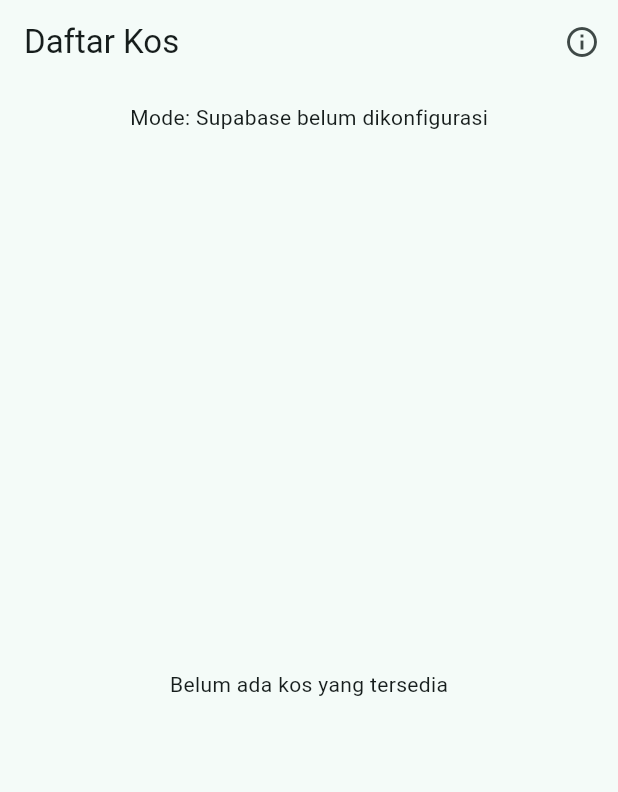
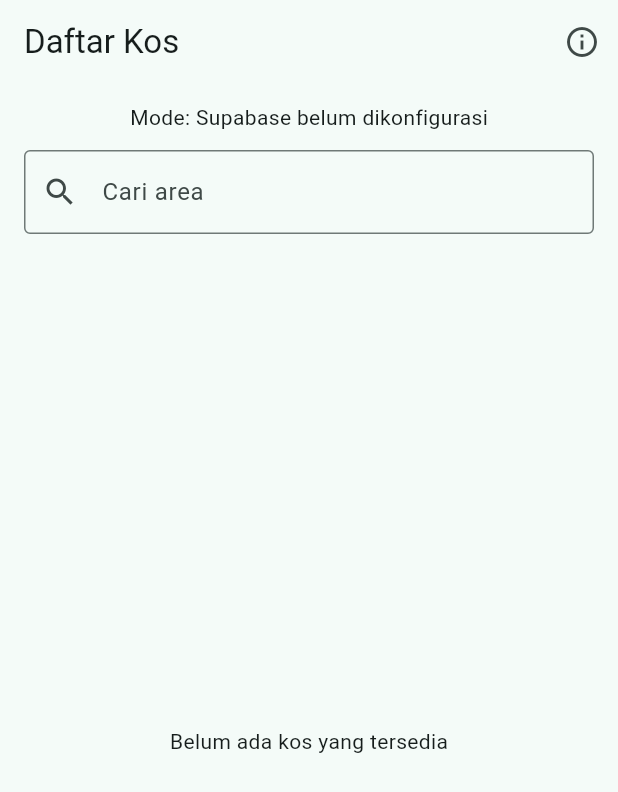
Before and after one commit to GadingAnanta/kosfinder, a Flutter app: the screen it shows after launch, on a phone screen of 412 x 824 dp. Shown: the top 792 px of the screen. Run offline on Flutter 3.47's test engine with Material 3 defaults, Android fonts, the phone set to English and light mode, and no system bars; our stand-ins replace material_ui, supabase_flutter; accounts and stored records are empty.

Commit message:
T05: cari area case-insensitive (US03-AC1/AC2)

```diff
--- a/lib/providers/kos_provider.dart
+++ b/lib/providers/kos_provider.dart
@@ -14,11 +14,14 @@ class KosProvider extends ChangeNotifier {
   List<Kos> _items = <Kos>[];
   bool _isLoading = false;
   String? _errorMessage;
+  String _searchQuery = '';
 
   List<Kos> get items => List<Kos>.unmodifiable(_items);
+  List<Kos> get visibleItems => repository.filterByArea(_items, _searchQuery);
   bool get isLoading => _isLoading;
   String? get errorMessage => _errorMessage;
   bool get hasError => _errorMessage != null;
+  String get searchQuery => _searchQuery;
 
   Future<void> loadKos() async {
     _isLoading = true;
@@ -39,6 +42,14 @@ class KosProvider extends ChangeNotifier {
     }
   }
 
+  void setSearchQuery(String value) {
+    if (_searchQuery == value) return;
+    _searchQuery = value;
+    notifyListeners();
+  }
+
+  void clearSearch() => setSearchQuery('');
+
   void clearError() {
     if (_errorMessage == null) return;
     _errorMessage = null;
--- a/lib/repositories/kos_repository.dart
+++ b/lib/repositories/kos_repository.dart
@@ -40,6 +40,15 @@ class KosRepository {
       throw KosRepositoryException('Gagal memuat daftar kos: $error');
     }
   }
+
+  /// Filter area case-insensitive. Query kosong mengembalikan semua kos.
+  List<Kos> filterByArea(List<Kos> items, String query) {
+    final keyword = query.trim().toLowerCase();
+    if (keyword.isEmpty) return items;
+    return items
+        .where((kos) => kos.area.toLowerCase().contains(keyword))
+        .toList(growable: false);
+  }
 }
 
 class KosRepositoryException implements Exception {
--- a/lib/screens/kos_list_page.dart
+++ b/lib/screens/kos_list_page.dart
@@ -14,12 +14,20 @@ class KosListPage extends StatefulWidget {
 }
 
 class _KosListPageState extends State<KosListPage> {
+  final TextEditingController _searchController = TextEditingController();
+
   @override
   void initState() {
     super.initState();
     WidgetsBinding.instance.addPostFrameCallback((_) {
       if (mounted) context.read<KosProvider>().loadKos();
     });
+  }
+
+  @override
+  void dispose() {
+    _searchController.dispose();
+    super.dispose();
   }
 
   @override
@@ -50,6 +58,27 @@ class _KosListPageState extends State<KosListPage> {
               padding: EdgeInsets.fromLTRB(16, 12, 16, 0),
               child: Text('Mode: Supabase belum dikonfigurasi'),
             ),
+          Padding(
+            padding: const EdgeInsets.fromLTRB(16, 12, 16, 8),
+            child: TextField(
+              controller: _searchController,
+              onChanged: state.setSearchQuery,
+              decoration: InputDecoration(
+                labelText: 'Cari area',
+                prefixIcon: const Icon(Icons.search),
+                suffixIcon: state.searchQuery.isEmpty
+                    ? null
+                    : IconButton(
+                        icon: const Icon(Icons.clear),
+                        onPressed: () {
+                          _searchController.clear();
+                          state.clearSearch();
+                        },
+                      ),
+                border: const OutlineInputBorder(),
+              ),
+            ),
+          ),
           Expanded(child: _buildBody(context, state)),
         ],
       ),
@@ -83,17 +112,23 @@ class _KosListPageState extends State<KosListPage> {
       );
     }
 
-    if (state.items.isEmpty) {
-      return const Center(child: Text('Belum ada kos yang tersedia'));
+    if (state.visibleItems.isEmpty) {
+      return Center(
+        child: Text(
+          state.searchQuery.trim().isEmpty
+              ? 'Belum ada kos yang tersedia'
+              : 'Tidak ada kos di area tersebut',
+        ),
+      );
     }
 
     return RefreshIndicator(
       onRefresh: state.loadKos,
       child: ListView.builder(
         physics: const AlwaysScrollableScrollPhysics(),
-        itemCount: state.items.length,
+        itemCount: state.visibleItems.length,
         itemBuilder: (context, index) {
-          final kos = state.items[index];
+          final kos = state.visibleItems[index];
           return ListTile(
             title: Text(kos.nama),
             subtitle: Text('${kos.area} - Rp${kos.harga}'),
```
Also changed, not shown: 1 other file.
